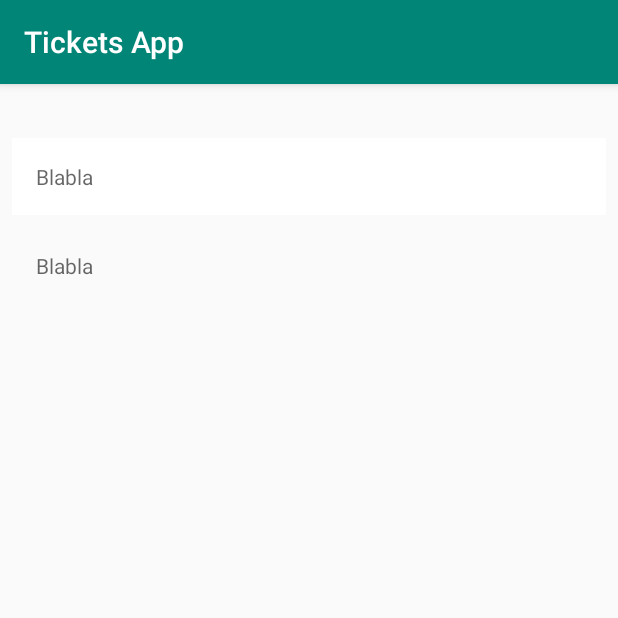
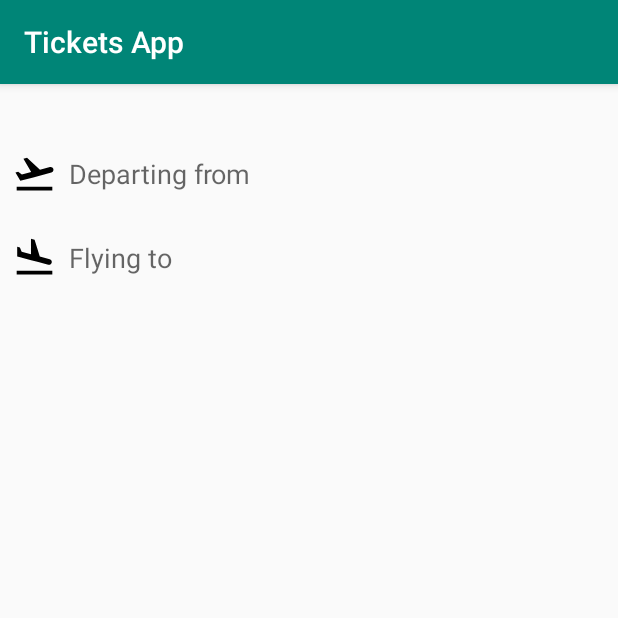
Before and after one commit to ValeryPonomarenko/TicketsApp, an Android app: the screen it shows after launch (MainActivity), on a phone screen of 412 x 824 dp, the top half of it. Run offline under Robolectric (Android 15) with nearby library versions, the phone set to English and light mode, and no system bars; libraries missing offline, so code that uses them is left out: me.vponomarenko.injectionmanager; 3 statements that could not run were skipped.

Commit message:
first version of the search fragment

```diff
--- a/app/src/main/java/me/vponomarenko/ticketsapp/FragmentSearch.kt
+++ /dev/null
@@ -1,32 +0,0 @@
-package me.vponomarenko.ticketsapp
-
-import android.os.Bundle
-import android.view.LayoutInflater
-import android.view.View
-import android.view.ViewGroup
-import androidx.core.view.ViewCompat
-import androidx.fragment.app.Fragment
-import kotlinx.android.synthetic.main.fragment_search.*
-import me.vponomarenko.ticketsapp.presentation.search.city.view.DestinationFragment
-
-class FragmentSearch : Fragment() {
-
-    override fun onCreateView(
-        inflater: LayoutInflater,
-        container: ViewGroup?,
-        savedInstanceState: Bundle?
-    ): View? = inflater.inflate(R.layout.fragment_search, container, false)
-
-    override fun onViewCreated(view: View, savedInstanceState: Bundle?) {
-        super.onViewCreated(view, savedInstanceState)
-        ViewCompat.setTransitionName(editText_destination_from, "destination")
-        editText_destination_from.setOnClickListener {
-            requireActivity().supportFragmentManager
-                .beginTransaction()
-                .addSharedElement(editText_destination_from, ViewCompat.getTransitionName(editText_destination_from)!!)
-                .replace(R.id.fragmentContainer, DestinationFragment())
-                .addToBackStack("From")
-                .commit()
-        }
-    }
-}
--- a/app/src/main/java/me/vponomarenko/ticketsapp/MainActivity.kt
+++ b/app/src/main/java/me/vponomarenko/ticketsapp/MainActivity.kt
@@ -1,9 +1,13 @@
 package me.vponomarenko.ticketsapp
 
 import android.os.Bundle
+import android.view.View
 import androidx.appcompat.app.AppCompatActivity
+import me.vponomarenko.ticketsapp.presentation.search.city.view.DestinationFragment
+import me.vponomarenko.ticketsapp.presentation.search.ticket.navigation.SearchNavigation
+import me.vponomarenko.ticketsapp.presentation.search.ticket.view.FragmentSearch
 
-class MainActivity : AppCompatActivity() {
+class MainActivity : AppCompatActivity(), SearchNavigation {
 
     override fun onCreate(savedInstanceState: Bundle?) {
         super.onCreate(savedInstanceState)
@@ -14,4 +18,13 @@ class MainActivity : AppCompatActivity() {
                 .commit()
         }
     }
+
+    override fun openDestinationSearch(sharedElement: View, transitionName: String, isFrom: Boolean) {
+        supportFragmentManager
+            .beginTransaction()
+            .addSharedElement(sharedElement, transitionName)
+            .replace(R.id.fragmentContainer, DestinationFragment.newInstance(isFrom, transitionName))
+            .addToBackStack("From")
+            .commit()
+    }
 }
--- a/app/src/main/res/layout/fragment_search.xml
+++ /dev/null
@@ -1,27 +0,0 @@
-<?xml version="1.0" encoding="utf-8"?>
-<RelativeLayout xmlns:android="http://schemas.android.com/apk/res/android"
-    android:layout_width="match_parent"
-    android:layout_height="match_parent"
-    android:orientation="vertical">
-
-    <TextView
-        android:id="@+id/editText_destination_from"
-        android:layout_width="match_parent"
-        android:layout_height="wrap_content"
-        android:layout_marginTop="36dp"
-        android:layout_marginLeft="8dp"
-        android:layout_marginRight="8dp"
-        android:hint="Blabla"
-        android:padding="16dp"
-        android:background="#ffffff"/>
-
-    <TextView
-        android:id="@+id/editText_destination_to"
-        android:layout_width="match_parent"
-        android:layout_height="wrap_content"
-        android:layout_below="@id/editText_destination_from"
-        android:layout_margin="8dp"
-        android:hint="Blabla"
-        android:padding="16dp" />
-
-</RelativeLayout>
--- /dev/null
+++ b/presentation/search/src/main/java/me/vponomarenko/ticketsapp/presentation/search/ticket/navigation/SearchNavigation.kt
@@ -0,0 +1,7 @@
+package me.vponomarenko.ticketsapp.presentation.search.ticket.navigation
+
+import android.view.View
+
+interface SearchNavigation {
+    fun openDestinationSearch(sharedElement: View, transitionName: String, isFrom: Boolean)
+}
--- /dev/null
+++ b/presentation/search/src/main/java/me/vponomarenko/ticketsapp/presentation/search/ticket/view/FragmentSearch.kt
@@ -0,0 +1,36 @@
+package me.vponomarenko.ticketsapp.presentation.search.ticket.view
+
+import android.os.Bundle
+import android.view.LayoutInflater
+import android.view.View
+import android.view.ViewGroup
+import androidx.core.view.ViewCompat
+import androidx.fragment.app.Fragment
+import kotlinx.android.synthetic.main.fragment_search.*
+import me.vponomarenko.ticketsapp.presentation.search.R
+import me.vponomarenko.ticketsapp.presentation.search.ticket.navigation.SearchNavigation
+
+class FragmentSearch : Fragment() {
+
+    private val navigator by lazy {
+        (activity as? SearchNavigation) ?: throw IllegalStateException()
+    }
+
+    override fun onCreateView(
+        inflater: LayoutInflater,
+        container: ViewGroup?,
+        savedInstanceState: Bundle?
+    ): View? = inflater.inflate(R.layout.fragment_search, container, false)
+
+    override fun onViewCreated(view: View, savedInstanceState: Bundle?) {
+        super.onViewCreated(view, savedInstanceState)
+        ViewCompat.setTransitionName(group_destination_from, "destination_from")
+        ViewCompat.setTransitionName(group_destination_to, "destination_to")
+        group_destination_from.setOnClickListener {
+            navigator.openDestinationSearch(group_destination_from, ViewCompat.getTransitionName(group_destination_from)!!, true)
+        }
+        group_destination_to.setOnClickListener {
+            navigator.openDestinationSearch(group_destination_to, ViewCompat.getTransitionName(group_destination_to)!!, false)
+        }
+    }
+}
--- /dev/null
+++ b/presentation/search/src/main/res/drawable/ic_flight_land.xml
@@ -0,0 +1,9 @@
+<vector xmlns:android="http://schemas.android.com/apk/res/android"
+        android:width="24dp"
+        android:height="24dp"
+        android:viewportWidth="24.0"
+        android:viewportHeight="24.0">
+    <path
+        android:fillColor="#FF000000"
+        android:pathData="M2.5,19h19v2h-19zM9.68,13.27l4.35,1.16 5.31,1.42c0.8,0.21 1.62,-0.26 1.84,-1.06 0.21,-0.8 -0.26,-1.62 -1.06,-1.84l-5.31,-1.42 -2.76,-9.02L10.12,2v8.28L5.15,8.95l-0.93,-2.32 -1.45,-0.39v5.17l1.6,0.43 5.31,1.43z"/>
+</vector>
--- /dev/null
+++ b/presentation/search/src/main/res/drawable/ic_flight_takeoff.xml
@@ -0,0 +1,9 @@
+<vector xmlns:android="http://schemas.android.com/apk/res/android"
+        android:width="24dp"
+        android:height="24dp"
+        android:viewportWidth="24.0"
+        android:viewportHeight="24.0">
+    <path
+        android:fillColor="#FF000000"
+        android:pathData="M2.5,19h19v2h-19zM22.07,9.64c-0.21,-0.8 -1.04,-1.28 -1.84,-1.06L14.92,10l-6.9,-6.43 -1.93,0.51 4.14,7.17 -4.97,1.33 -1.97,-1.54 -1.45,0.39 1.82,3.16 0.77,1.33 1.6,-0.43 5.31,-1.42 4.35,-1.16L21,11.49c0.81,-0.23 1.28,-1.05 1.07,-1.85z"/>
+</vector>
--- /dev/null
+++ b/presentation/search/src/main/res/layout/fragment_search.xml
@@ -0,0 +1,64 @@
+<?xml version="1.0" encoding="utf-8"?>
+<RelativeLayout xmlns:android="http://schemas.android.com/apk/res/android"
+    xmlns:tools="http://schemas.android.com/tools"
+    android:layout_width="match_parent"
+    android:layout_height="match_parent"
+    android:orientation="vertical">
+
+    <LinearLayout
+        android:id="@+id/group_destination_from"
+        android:layout_width="match_parent"
+        android:layout_height="wrap_content"
+        android:layout_marginTop="32dp"
+        android:foreground="?android:attr/selectableItemBackground"
+        android:orientation="horizontal"
+        android:padding="8dp"
+        tools:ignore="UseCompoundDrawables">
+
+        <ImageView
+            android:layout_width="30dp"
+            android:layout_height="30dp"
+            android:layout_gravity="center"
+            android:src="@drawable/ic_flight_takeoff"
+            tools:ignore="ContentDescription" />
+
+        <TextView
+            android:id="@+id/text_destination_from"
+            android:layout_width="match_parent"
+            android:layout_height="40dp"
+            android:layout_marginStart="8dp"
+            android:gravity="center_vertical"
+            android:hint="@string/from"
+            android:textAppearance="@style/DestinationTextAppearance" />
+
+    </LinearLayout>
+
+    <LinearLayout
+        android:id="@+id/group_destination_to"
+        android:layout_width="match_parent"
+        android:layout_height="wrap_content"
+        android:layout_below="@id/group_destination_from"
+        android:foreground="?android:attr/selectableItemBackground"
+        android:orientation="horizontal"
+        android:padding="8dp"
+        tools:ignore="UseCompoundDrawables">
+
+        <ImageView
+            android:layout_width="30dp"
+            android:layout_height="30dp"
+            android:layout_gravity="center"
+            android:src="@drawable/ic_flight_land"
+            tools:ignore="ContentDescription" />
+
+        <TextView
+            android:id="@+id/text_destination_to"
+            android:layout_width="match_parent"
+            android:layout_height="40dp"
+            android:layout_marginStart="8dp"
+            android:gravity="center_vertical"
+            android:hint="@string/to"
+            android:textAppearance="@style/DestinationTextAppearance" />
+
+    </LinearLayout>
+
+</RelativeLayout>
--- /dev/null
+++ b/presentation/search/src/main/res/values/attrs.xml
@@ -0,0 +1,6 @@
+<?xml version="1.0" encoding="utf-8"?>
+<resources>
+    <declare-styleable name="DestinationView">
+        <attr name="disableInput" format="boolean" />
+    </declare-styleable>
+</resources>
--- a/presentation/search/src/main/res/values/strings.xml
+++ b/presentation/search/src/main/res/values/strings.xml
@@ -1,3 +1,5 @@
 <resources>
     <string name="app_name">search</string>
+    <string name="from">Departing from</string>
+    <string name="to">Flying to</string>
 </resources>
--- /dev/null
+++ b/presentation/search/src/main/res/values/style.xml
@@ -0,0 +1,14 @@
+<?xml version="1.0" encoding="utf-8"?>
+<resources>
+
+    <style name="DestinationTextAppearance" parent="@android:style/TextAppearance.Widget.EditText">
+        <item name="android:fontFamily">sans-serif-regular</item>
+        <item name="android:textSize">18sp</item>
+        <item name="android:textColor">#000000</item>
+    </style>
+
+    <style name="DestinationEditText" parent="Base.V7.Widget.AppCompat.EditText">
+        <item name="android:textAppearance">@style/DestinationTextAppearance</item>
+        <item name="android:singleLine">true</item>
+    </style>
+</resources>
```
Also changed, not shown: presentation/search/src/main/java/me/vponomarenko/ticketsapp/presentation/search/city/view/DestinationFragment.kt (+29 -2 lines), presentation/search/src/main/res/layout/fragment_destination.xml (+23 -6 lines).
